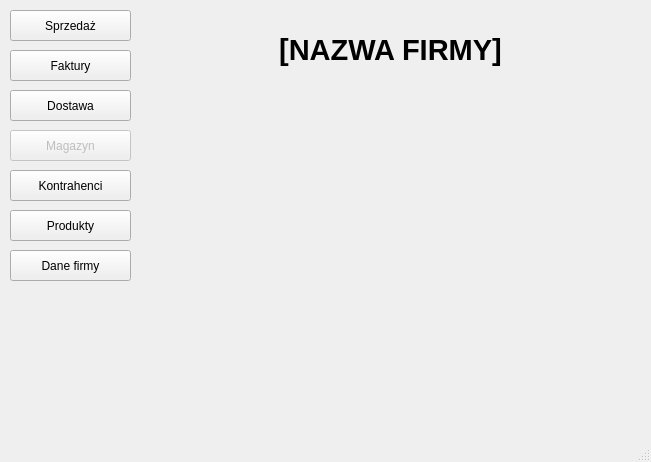
Above: mainwindow.ui from DzimiX/ProgramSprzedazowy before the change. Below: the same form after it.
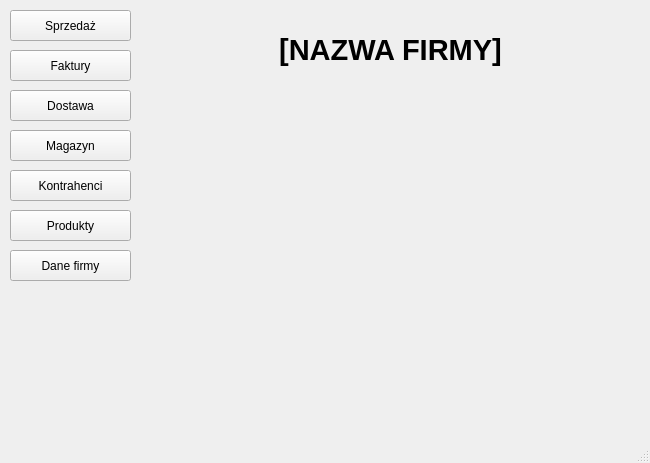
That is the form after the change.

Commit message: Adds storage window sql

```diff
--- a/mainwindow.ui
+++ b/mainwindow.ui
@@ -9,8 +9,8 @@
    <rect>
     <x>0</x>
     <y>0</y>
-    <width>651</width>
-    <height>462</height>
+    <width>650</width>
+    <height>463</height>
    </rect>
   </property>
   <property name="windowTitle">
@@ -120,7 +120,7 @@
    </widget>
    <widget class="QPushButton" name="pushButton_6">
     <property name="enabled">
-     <bool>false</bool>
+     <bool>true</bool>
     </property>
     <property name="geometry">
      <rect>
```
Left out of the diff: 2 changed lines with no effect on the pictures. The commit also changes 3 other files.
